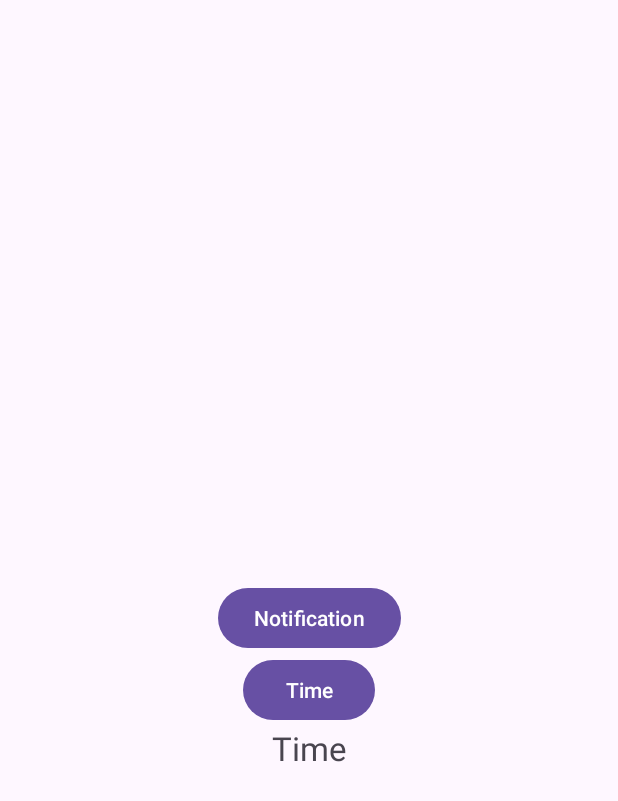
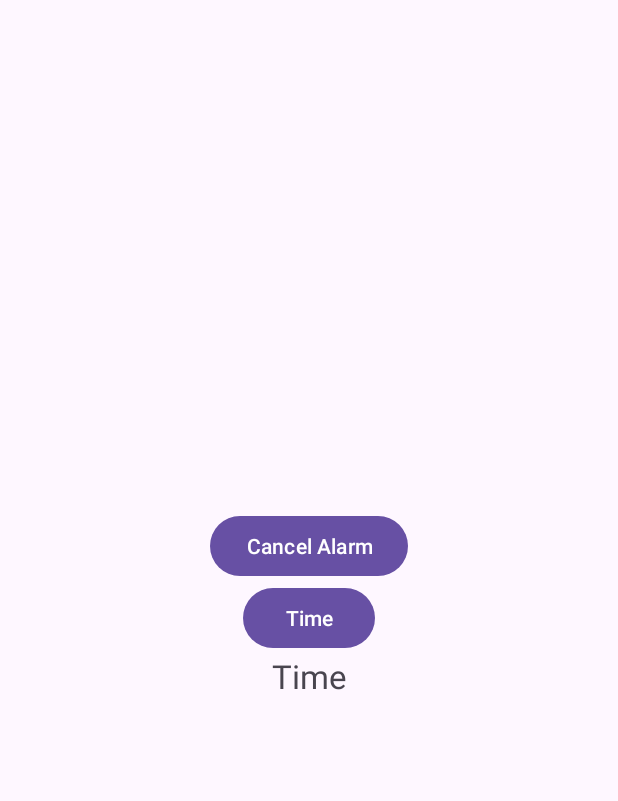
Before and after one commit to Mohab-Ezzat99/Medicine_Reminder, an Android app: the AddMedicineActivity screen opened directly, with no data from a screen before it, on a phone screen of 412 x 824 dp. Shown: the top 801 px of the screen. Run offline under Robolectric (Android 15) with nearby library versions, the phone set to English and light mode, and no system bars; our stand-ins replace sdp/ssp sizes.

Commit message:
submit alarm manager

```diff
--- a/app/src/main/AndroidManifest.xml
+++ b/app/src/main/AndroidManifest.xml
@@ -18,11 +18,6 @@
         <activity
             android:name="mrandroid.medicinereminder.activity.SplashActivity"
             android:exported="true" >
-            <intent-filter>
-                <action android:name="android.intent.action.MAIN" />
-
-                <category android:name="android.intent.category.LAUNCHER" />
-            </intent-filter>
         </activity>
         <activity
             android:name="mrandroid.medicinereminder.activity.RegisterActivity"
@@ -42,6 +37,7 @@
         <activity
             android:name="mrandroid.medicinereminder.activity.AddMedicineActivity"
             android:exported="false" />
+        <receiver android:name=".util.AlarmReceiver"/>
     </application>
 
 </manifest>
--- a/app/src/main/java/mrandroid/medicinereminder/activity/AddMedicineActivity.java
+++ b/app/src/main/java/mrandroid/medicinereminder/activity/AddMedicineActivity.java
@@ -1,46 +1,82 @@
 package mrandroid.medicinereminder.activity;
 
+import android.app.AlarmManager;
+import android.app.PendingIntent;
 import android.app.TimePickerDialog;
+import android.content.Context;
+import android.content.Intent;
 import android.os.Bundle;
 import android.widget.Button;
 import android.widget.TextView;
 import android.widget.TimePicker;
+import android.widget.Toast;
 
 import androidx.appcompat.app.AppCompatActivity;
 import androidx.fragment.app.DialogFragment;
 
+import java.text.DateFormat;
+import java.util.Calendar;
+
 import mrandroid.medicinereminder.R;
+import mrandroid.medicinereminder.databinding.ActivityAddMedicineBinding;
+import mrandroid.medicinereminder.databinding.ActivityHomeBinding;
+import mrandroid.medicinereminder.util.AlarmReceiver;
 import mrandroid.medicinereminder.util.NotificationHelper;
 import mrandroid.medicinereminder.util.TimePickerFragment;
 
 public class AddMedicineActivity extends AppCompatActivity implements TimePickerDialog.OnTimeSetListener {
 
     private NotificationHelper notificationHelper;
-    private Button btn_notification;
-    private Button btn_time;
-    private TextView tvTimeValue;
+    private ActivityAddMedicineBinding binding;
 
     @Override
     protected void onCreate(Bundle savedInstanceState) {
         super.onCreate(savedInstanceState);
-        setContentView(R.layout.activity_add_medicine);
+        binding = ActivityAddMedicineBinding.inflate(getLayoutInflater());
+        setContentView(binding.getRoot());
 
         notificationHelper = new NotificationHelper(this);
         notificationHelper.checkNotificationPermission(this);
 
-        btn_notification = findViewById(R.id.btn_notification);
-        btn_time = findViewById(R.id.btn_time);
-        tvTimeValue = findViewById(R.id.tvTimeValue);
-
-        btn_notification.setOnClickListener(view -> notificationHelper.displayNotification("My title", "test body"));
-        btn_time.setOnClickListener(view -> {
+        binding.btnTime.setOnClickListener(view -> {
             DialogFragment timePicker = new TimePickerFragment();
             timePicker.show(getSupportFragmentManager(), "timePicker");
+        });
+
+        binding.btnCancelAlarm.setOnClickListener(view -> {
+            cancelAlarm();
         });
     }
 
     @Override
     public void onTimeSet(TimePicker timePicker, int hour, int minute) {
-        tvTimeValue.setText(hour + ":" + minute);
+        Calendar calendar = Calendar.getInstance();
+        calendar.set(Calendar.HOUR_OF_DAY, hour);
+        calendar.set(Calendar.MINUTE, minute);
+        calendar.set(Calendar.SECOND, 0);
+
+        binding.tvTimeValue.setText(DateFormat.getTimeInstance(DateFormat.SHORT).format(calendar.getTime()));
+        startAlarm(calendar);
+    }
+
+    private void startAlarm(Calendar calendar) {
+        AlarmManager alarmManager = (AlarmManager) getSystemService(Context.ALARM_SERVICE);
+        Intent intent = new Intent(this, AlarmReceiver.class);
+        PendingIntent pendingIntent = PendingIntent.getBroadcast(this, 1, intent, PendingIntent.FLAG_IMMUTABLE);
+
+        if (calendar.before(Calendar.getInstance())) {
+            calendar.add(Calendar.DATE, 1); // if less then next day
+        }
+
+        alarmManager.setExact(AlarmManager.RTC_WAKEUP, calendar.getTimeInMillis(), pendingIntent);
+    }
+
+    private void cancelAlarm() {
+        AlarmManager alarmManager = (AlarmManager) getSystemService(Context.ALARM_SERVICE);
+        Intent intent = new Intent(this, AlarmReceiver.class);
+        PendingIntent pendingIntent = PendingIntent.getBroadcast(this, 1, intent, PendingIntent.FLAG_IMMUTABLE);
+
+        alarmManager.cancel(pendingIntent);
+        Toast.makeText(this, "Alarm cancelled", Toast.LENGTH_SHORT).show();
     }
 }
--- a/app/src/main/java/mrandroid/medicinereminder/util/TimePickerFragment.java
+++ b/app/src/main/java/mrandroid/medicinereminder/util/TimePickerFragment.java
@@ -19,6 +19,6 @@ public class TimePickerFragment extends DialogFragment {
         int hour = calendar.get(Calendar.HOUR_OF_DAY);
         int minute = calendar.get(Calendar.MINUTE);
 
-        return new TimePickerDialog(getActivity(), (TimePickerDialog.OnTimeSetListener) getActivity(), hour, minute, true);
+        return new TimePickerDialog(getActivity(), (TimePickerDialog.OnTimeSetListener) getActivity(), hour, minute, false);
     }
 }
--- a/app/src/main/res/layout/activity_add_medicine.xml
+++ b/app/src/main/res/layout/activity_add_medicine.xml
@@ -7,23 +7,14 @@
     tools:context="mrandroid.medicinereminder.activity.AddMedicineActivity">
 
     <Button
-        android:id="@+id/btn_notification"
+        android:id="@+id/btn_time"
         android:layout_width="wrap_content"
         android:layout_height="wrap_content"
-        android:text="Notification"
+        android:text="Time"
         app:layout_constraintBottom_toBottomOf="parent"
         app:layout_constraintEnd_toEndOf="parent"
         app:layout_constraintStart_toStartOf="parent"
         app:layout_constraintTop_toTopOf="parent" />
-
-    <Button
-        android:id="@+id/btn_time"
-        android:layout_width="wrap_content"
-        android:layout_height="wrap_content"
-        android:text="Time"
-        app:layout_constraintEnd_toEndOf="parent"
-        app:layout_constraintStart_toStartOf="parent"
-        app:layout_constraintTop_toBottomOf="@+id/btn_notification" />
 
     <TextView
         android:id="@+id/tvTimeValue"
@@ -35,4 +26,13 @@
         app:layout_constraintStart_toStartOf="parent"
         app:layout_constraintTop_toBottomOf="@+id/btn_time" />
 
+    <Button
+        android:id="@+id/btnCancelAlarm"
+        android:layout_width="wrap_content"
+        android:layout_height="wrap_content"
+        android:text="Cancel Alarm"
+        app:layout_constraintBottom_toTopOf="@+id/btn_time"
+        app:layout_constraintEnd_toEndOf="parent"
+        app:layout_constraintStart_toStartOf="parent" />
+
 </androidx.constraintlayout.widget.ConstraintLayout>
```
Also changed, not shown: app/src/main/java/mrandroid/medicinereminder/util/AlarmReceiver.java (added, +13 -0 lines).
